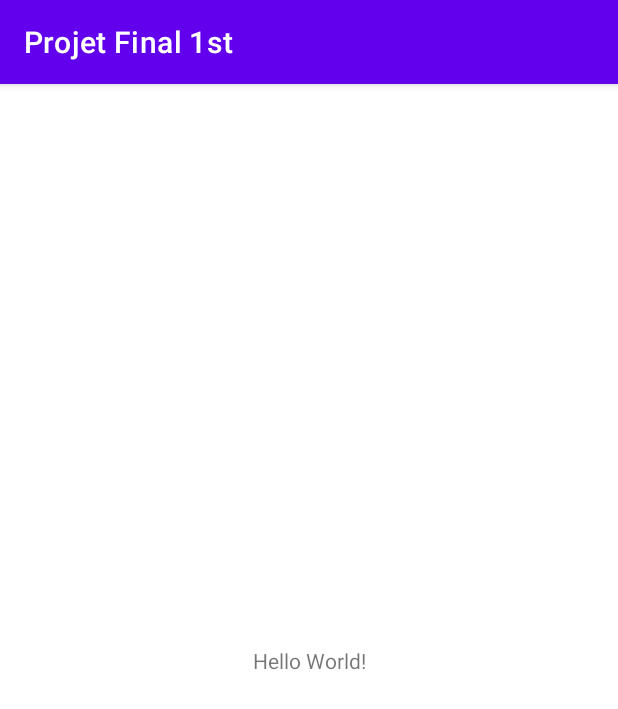
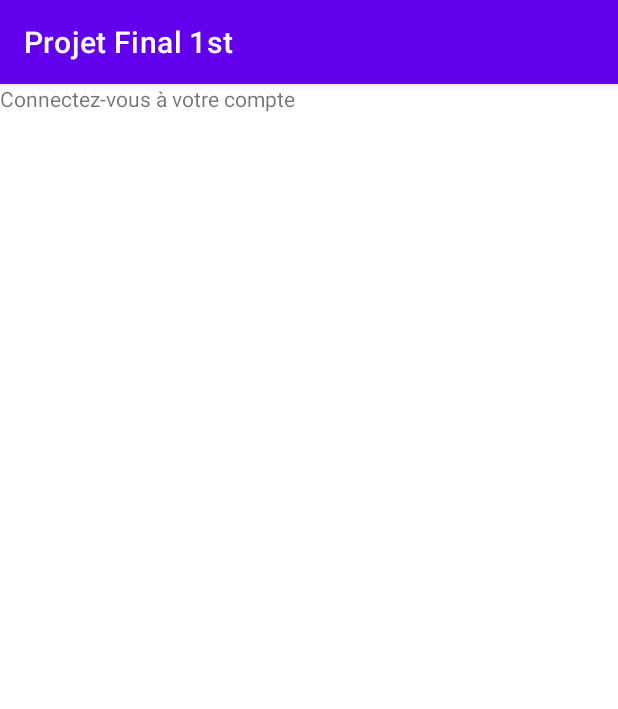
Before and after one commit to Biscu8/Projet_Final, an Android app: the screen it shows after launch (MainActivity), on a phone screen of 412 x 824 dp. Shown: the top 709 px of the screen. Run offline under Robolectric (Android 15) with nearby library versions, the phone set to English and light mode, and no system bars.

Commit message:
Login card

```diff
--- a/app/src/main/res/layout/activity_main.xml
+++ b/app/src/main/res/layout/activity_main.xml
@@ -6,13 +6,15 @@
     android:layout_height="match_parent"
     tools:context=".MainActivity">
 
-    <TextView
-        android:layout_width="wrap_content"
-        android:layout_height="wrap_content"
-        android:text="Hello World!"
-        app:layout_constraintBottom_toBottomOf="parent"
-        app:layout_constraintEnd_toEndOf="parent"
-        app:layout_constraintStart_toStartOf="parent"
-        app:layout_constraintTop_toTopOf="parent" />
+    <LinearLayout
+        android:layout_width="match_parent"
+        android:layout_height="match_parent"
+        android:orientation="vertical">
 
+        <TextView
+            android:id="@+id/loginTextView"
+            android:layout_width="match_parent"
+            android:layout_height="wrap_content"
+            android:text="@string/login_text" />
+    </LinearLayout>
 </androidx.constraintlayout.widget.ConstraintLayout>
--- a/app/src/main/res/values/strings.xml
+++ b/app/src/main/res/values/strings.xml
@@ -1,3 +1,4 @@
 <resources>
     <string name="app_name">Projet Final 1st</string>
+    <string name="login_text">Connectez-vous à votre compte</string>
 </resources>
```
